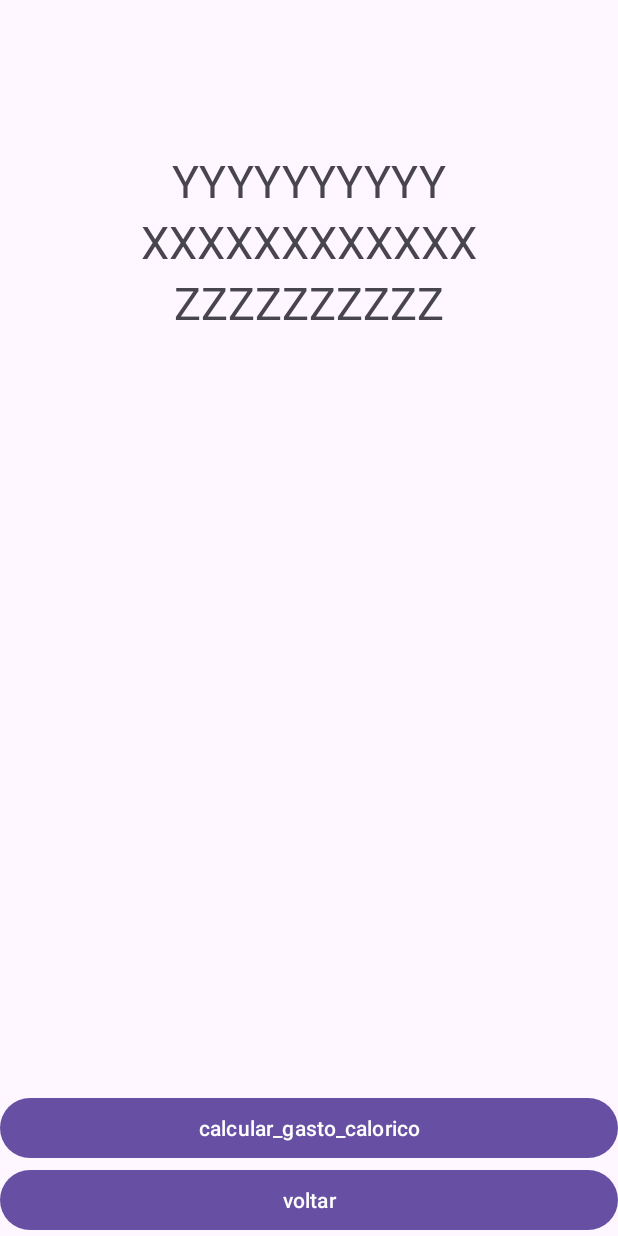
After one commit to RoneGoncalves/ImFitPlus, an Android app: the ImcResultActivity screen opened directly, with no data from a screen before it, on a phone screen of 412 x 824 dp. The commit adds this screen. Run offline under Robolectric (Android 15) with nearby library versions, the phone set to English and light mode, and no system bars.

Commit message:
feat: Implementa ImcResultActivity e cria classe PersonalData

```diff
--- a/app/build.gradle
+++ b/app/build.gradle
@@ -1,6 +1,7 @@
 plugins {
     id 'com.android.application'
     id 'org.jetbrains.kotlin.android'
+    id 'kotlin-parcelize'
 }
 
 android {
--- /dev/null
+++ b/app/src/main/java/br/edu/ifsp/scl/ads/prdm/sc3015467/imfitplus/ImcResultActivity.kt
@@ -0,0 +1,11 @@
+package br.edu.ifsp.scl.ads.prdm.sc3015467.imfitplus
+
+import androidx.appcompat.app.AppCompatActivity
+import android.os.Bundle
+
+class ImcResultActivity : AppCompatActivity() {
+    override fun onCreate(savedInstanceState: Bundle?) {
+        super.onCreate(savedInstanceState)
+        setContentView(R.layout.activity_imc_result)
+    }
+}
--- /dev/null
+++ b/app/src/main/res/layout/activity_imc_result.xml
@@ -0,0 +1,65 @@
+<?xml version="1.0" encoding="utf-8"?>
+<androidx.constraintlayout.widget.ConstraintLayout xmlns:android="http://schemas.android.com/apk/res/android"
+    xmlns:app="http://schemas.android.com/apk/res-auto"
+    xmlns:tools="http://schemas.android.com/tools"
+    android:layout_width="match_parent"
+    android:layout_height="match_parent"
+    tools:context=".ImcResultActivity">
+
+    <LinearLayout
+        android:layout_width="match_parent"
+        android:layout_height="wrap_content"
+        android:orientation="vertical"
+        android:gravity="center"
+        android:layout_marginTop="100sp"
+        app:layout_constraintTop_toTopOf="parent">
+
+        <TextView
+            android:id="@+id/nome_tv"
+            android:layout_width="wrap_content"
+            android:layout_height="wrap_content"
+            android:text="YYYYYYYYYY"
+            android:textSize="30sp"/>
+
+        <TextView
+            android:id="@+id/imc_tv"
+            android:layout_width="wrap_content"
+            android:layout_height="wrap_content"
+            android:text="XXXXXXXXXXXX"
+            android:textSize="30sp"/>
+
+        <TextView
+            android:id="@+id/categoria_tv"
+            android:layout_width="wrap_content"
+            android:layout_height="wrap_content"
+            android:text="ZZZZZZZZZZ"
+            android:textSize="30sp"/>
+    </LinearLayout>
+
+    <LinearLayout
+        android:layout_width="match_parent"
+        android:layout_height="wrap_content"
+        android:orientation="vertical"
+        app:layout_constraintBottom_toBottomOf="parent">
+        <Button
+            android:id="@+id/calcular_gasto_calorico_bt"
+            android:layout_width="match_parent"
+            android:layout_height="wrap_content"
+            android:text="calcular_gasto_calorico"
+            app:layout_constraintTop_toBottomOf="@id/categoria_tv"
+            app:layout_constraintStart_toStartOf="parent"
+            app:layout_constraintEnd_toEndOf="parent"
+            app:layout_constraintBottom_toTopOf="@id/voltar_bt"/>
+
+        <Button
+            android:id="@+id/voltar_bt"
+            android:layout_width="match_parent"
+            android:layout_height="wrap_content"
+            android:text="voltar"
+            app:layout_constraintTop_toBottomOf="@id/calcular_gasto_calorico_bt"
+            app:layout_constraintStart_toStartOf="parent"
+            app:layout_constraintEnd_toEndOf="parent"
+            app:layout_constraintBottom_toBottomOf="parent"/>
+    </LinearLayout>
+
+</androidx.constraintlayout.widget.ConstraintLayout>
```
Also changed, not shown: app/src/main/AndroidManifest.xml (+6 -3 lines), app/src/main/java/br/edu/ifsp/scl/ads/prdm/sc3015467/imfitplus/PersonalDataActivity.kt (+14 -18 lines), app/src/main/java/br/edu/ifsp/scl/ads/prdm/sc3015467/imfitplus/model/PersonalData.kt (added, +15 -0 lines).
